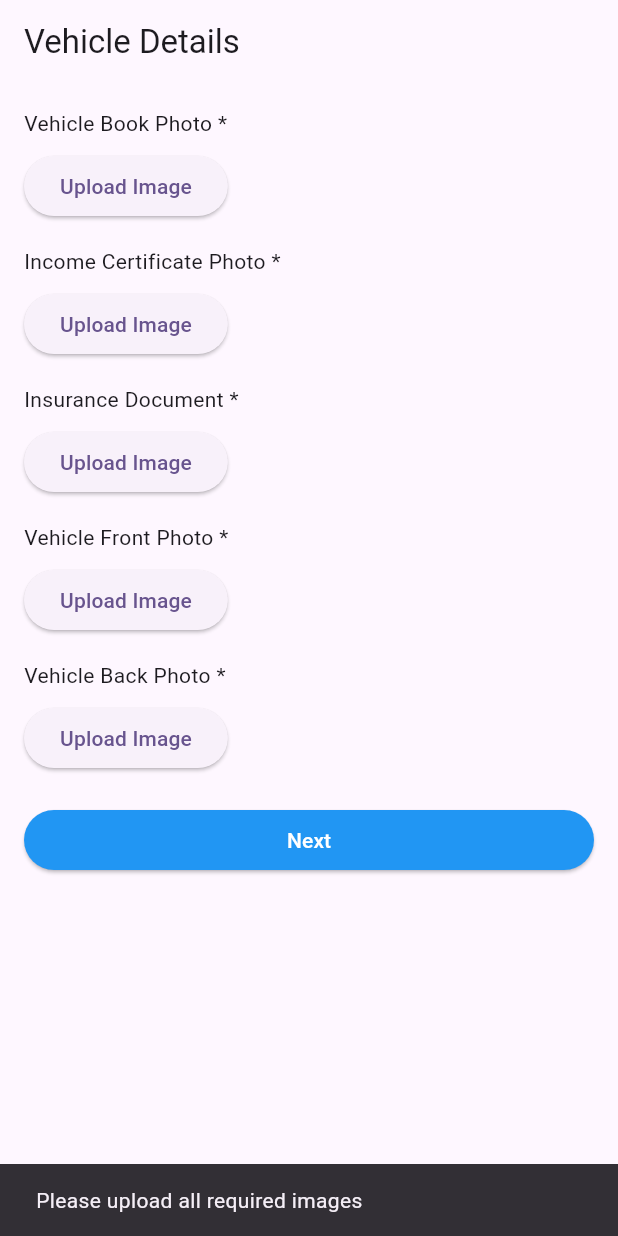
After one commit to dinithchanuka/driverinfo, a Flutter app: the VehicleDetailsScreen screen opened by its route, after a tap on "Next", on a phone screen of 412 x 824 dp. The commit adds this screen. Run offline on Flutter 3.47's test engine with Material 3 defaults, Android fonts, the phone set to English and light mode, and no system bars; our stand-ins replace go_router, image_picker.

Commit message:
Vehicle details screen and process

```diff
--- a/lib/main.dart
+++ b/lib/main.dart
@@ -1,6 +1,7 @@
 import 'package:driverinfo/routes/app_routes.dart';
 import 'package:driverinfo/viewmodels/driver_viewmodel.dart';
 import 'package:driverinfo/viewmodels/license_viewmodel.dart';
+import 'package:driverinfo/viewmodels/vehicle_viewmodel.dart';
 import 'package:flutter/material.dart';
 import 'package:provider/provider.dart';
 
@@ -9,6 +10,7 @@ void main() {
     providers: [
       ChangeNotifierProvider(create: (_) => DriverViewModel()),
       ChangeNotifierProvider(create: (_) => LicenseViewModel()),
+      ChangeNotifierProvider(create: (_) => VehicleViewModel()),
     ],
     child: MyApp(),
   ),);
--- a/lib/routes/app_routes.dart
+++ b/lib/routes/app_routes.dart
@@ -1,5 +1,6 @@
 import 'package:driverinfo/views/driver_details_screen.dart';
 import 'package:driverinfo/views/license_verification_screen.dart';
+import 'package:driverinfo/views/vehicle_details_screen.dart';
 import 'package:go_router/go_router.dart';
 
 final GoRouter router = GoRouter(
@@ -12,5 +13,9 @@ final GoRouter router = GoRouter(
       path: '/license',
       builder: (context, state) => LicenseVerificationScreen(),
     ),
+    GoRoute(
+      path: '/vehicle',
+      builder: (context, state) => VehicleDetailsScreen(),
+    ),
   ],
 );
--- /dev/null
+++ b/lib/viewmodels/vehicle_viewmodel.dart
@@ -0,0 +1,54 @@
+import 'dart:io';
+
+import 'package:flutter/material.dart';
+
+class VehicleViewModel with ChangeNotifier {
+  File? _vehicleBookPhoto;
+  File? _incomeCertificatePhoto;
+  File? _insuranceDocument;
+  File? _vehicleFrontPhoto;
+  File? _vehicleBackPhoto;
+
+  File? get vehicleBookPhoto => _vehicleBookPhoto;
+
+  File? get incomeCertificatePhoto => _incomeCertificatePhoto;
+
+  File? get insuranceDocument => _insuranceDocument;
+
+  File? get vehicleFrontPhoto => _vehicleFrontPhoto;
+
+  File? get vehicleBackPhoto => _vehicleBackPhoto;
+
+  void setVehicleBookPhoto(File file) {
+    _vehicleBookPhoto = file;
+    notifyListeners();
+  }
+
+  void setIncomeCertificatePhoto(File file) {
+    _incomeCertificatePhoto = file;
+    notifyListeners();
+  }
+
+  void setInsuranceDocument(File file) {
+    _insuranceDocument = file;
+    notifyListeners();
+  }
+
+  void setVehicleFrontPhoto(File file) {
+    _vehicleFrontPhoto = file;
+    notifyListeners();
+  }
+
+  void setVehicleBackPhoto(File file) {
+    _vehicleBackPhoto = file;
+    notifyListeners();
+  }
+
+  bool validate() {
+    return _vehicleBookPhoto != null &&
+        _incomeCertificatePhoto != null &&
+        _insuranceDocument != null &&
+        _vehicleFrontPhoto != null &&
+        _vehicleBackPhoto != null;
+  }
+}
--- a/lib/views/license_verification_screen.dart
+++ b/lib/views/license_verification_screen.dart
@@ -2,6 +2,7 @@ import 'package:driverinfo/viewmodels/license_viewmodel.dart';
 import 'package:driverinfo/widgets/custom_button.dart';
 import 'package:driverinfo/widgets/image_picker_widget.dart';
 import 'package:flutter/material.dart';
+import 'package:go_router/go_router.dart';
 import 'package:provider/provider.dart';
 
 class LicenseVerificationScreen extends StatelessWidget {
@@ -49,7 +50,7 @@ class LicenseVerificationScreen extends StatelessWidget {
                 text: 'Next',
                 onPressed: () {
                   if (licenseViewModel.validate()) {
-
+                    context.go('/vehicle');
                   } else {
                     ScaffoldMessenger.of(context).showSnackBar(
                       SnackBar(content: Text('Please upload all required images')),
--- /dev/null
+++ b/lib/views/vehicle_details_screen.dart
@@ -0,0 +1,72 @@
+import 'package:driverinfo/viewmodels/vehicle_viewmodel.dart';
+import 'package:driverinfo/widgets/custom_button.dart';
+import 'package:driverinfo/widgets/image_picker_widget.dart';
+import 'package:flutter/material.dart';
+import 'package:provider/provider.dart';
+
+class VehicleDetailsScreen extends StatelessWidget {
+  final _formKey = GlobalKey<FormState>();
+
+  @override
+  Widget build(BuildContext context) {
+    final vehicleViewModel = Provider.of<VehicleViewModel>(context);
+
+    return Scaffold(
+      appBar: AppBar(title: Text('Vehicle Details')),
+      body: Padding(
+        padding: const EdgeInsets.all(16.0),
+        child: Form(
+          key: _formKey,
+          child: Column(
+            crossAxisAlignment: CrossAxisAlignment.start,
+            children: [
+              ImagePickerWidget(
+                label: 'Vehicle Book Photo',
+                onImagePicked: (file) => vehicleViewModel.setVehicleBookPhoto(file),
+                selectedFile: vehicleViewModel.vehicleBookPhoto,
+              ),
+              const SizedBox(height: 16),
+              ImagePickerWidget(
+                label: 'Income Certificate Photo',
+                onImagePicked: (file) => vehicleViewModel.setIncomeCertificatePhoto(file),
+                selectedFile: vehicleViewModel.incomeCertificatePhoto,
+              ),
+              const SizedBox(height: 16),
+              ImagePickerWidget(
+                label: 'Insurance Document',
+                onImagePicked: (file) => vehicleViewModel.setInsuranceDocument(file),
+                selectedFile: vehicleViewModel.insuranceDocument,
+              ),
+              const SizedBox(height: 16),
+              ImagePickerWidget(
+                label: 'Vehicle Front Photo',
+                onImagePicked: (file) => vehicleViewModel.setVehicleFrontPhoto(file),
+                selectedFile: vehicleViewModel.vehicleFrontPhoto,
+              ),
+              const SizedBox(height: 16),
+              ImagePickerWidget(
+                label: 'Vehicle Back Photo',
+                onImagePicked: (file) => vehicleViewModel.setVehicleBackPhoto(file),
+                selectedFile: vehicleViewModel.vehicleBackPhoto,
+              ),
+              SizedBox(height: 20),
+              CustomButton(
+                text: 'Next',
+                onPressed: () {
+                  if (vehicleViewModel.validate()) {
+
+                  } else {
+                    // Show error message if validation fails
+                    ScaffoldMessenger.of(context).showSnackBar(
+                      SnackBar(content: Text('Please upload all required images')),
+                    );
+                  }
+                },
+              ),
+            ],
+          ),
+        ),
+      ),
+    );
+  }
+}
```
